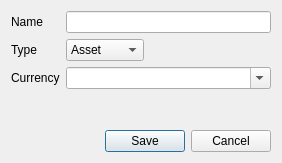
Before: the Qt Designer form qt/ui/account_panel.ui in Mouchnino/moneyguru, drawn with Qt 5.
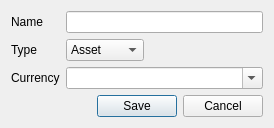
After: the same form once the commit is applied.

Diff of the .ui file:
```diff
--- a/qt/ui/account_panel.ui
+++ b/qt/ui/account_panel.ui
@@ -6,8 +6,8 @@
    <rect>
     <x>0</x>
     <y>0</y>
-    <width>282</width>
-    <height>163</height>
+    <width>274</width>
+    <height>121</height>
    </rect>
   </property>
   <property name="windowTitle">
```
